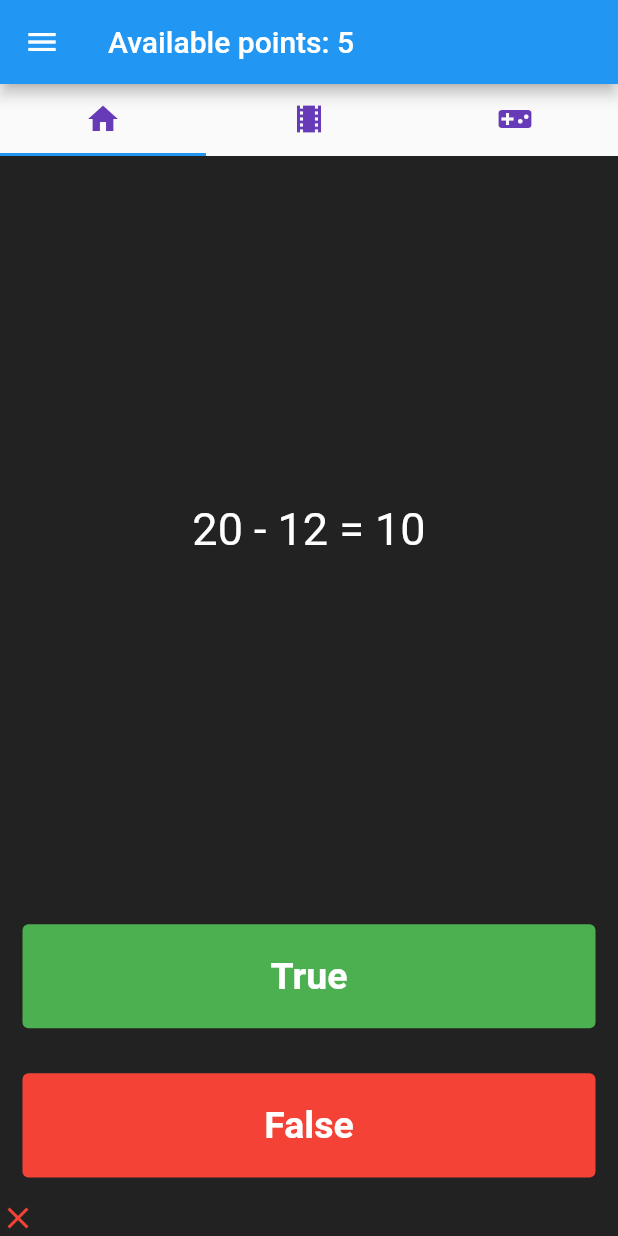
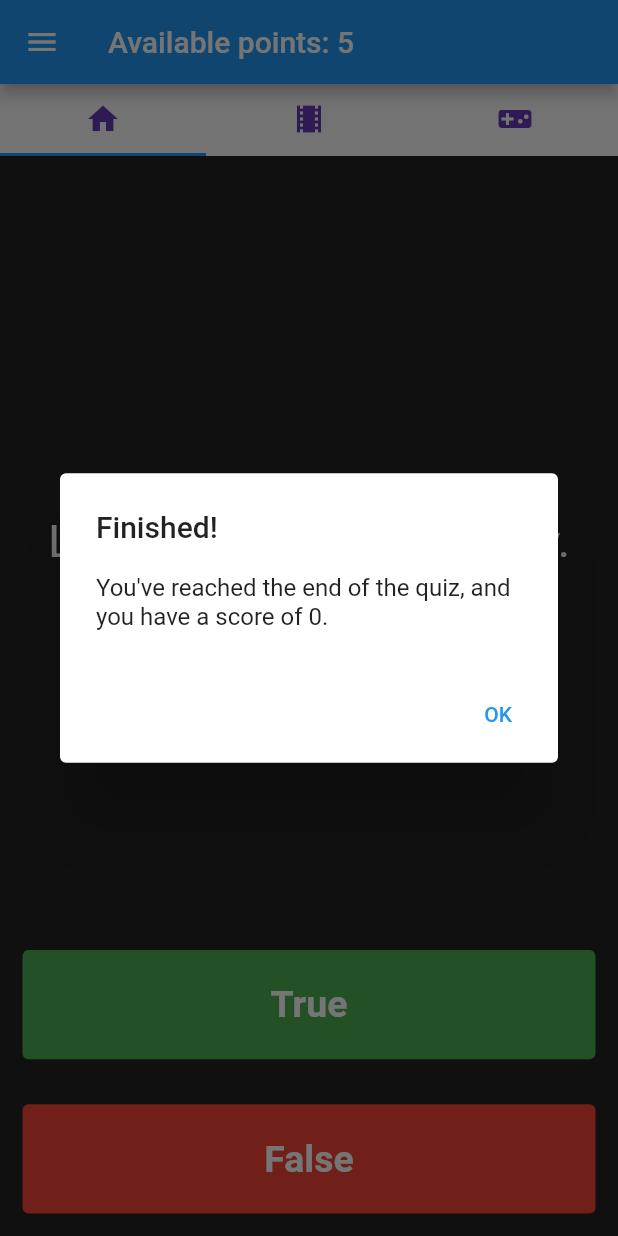
Before and after one commit to rishi-ravikumar/GUH-2023, a Flutter app: the screen it shows after launch, after a tap on "False", on a phone screen of 412 x 824 dp. Run offline on Flutter 3.47's test engine with Material 2 defaults, Android fonts, the light colour scheme and no system bars; our stand-ins replace rflutter_alert, youtube_player_flutter.

Commit message:
Prevent redoing of quizzes

```diff
--- a/guh2023/lib/globals.dart
+++ b/guh2023/lib/globals.dart
@@ -1 +1,2 @@
 int points = 5;
+List<bool> quiz_completion = [false, false, false];
--- a/guh2023/lib/homepage.dart
+++ b/guh2023/lib/homepage.dart
@@ -6,7 +6,7 @@ import 'globals.dart';
 import 'snakegame.dart';
 import 'youtubepage.dart';
 
-String titletxt = "Available points: " + points.toString();
+String title_txt = "Available points: " + points.toString();
 
 class HomePage extends StatelessWidget {
   @override
@@ -16,7 +16,7 @@ class HomePage extends StatelessWidget {
       child: Scaffold(
           drawer: Navbar(),
           appBar: AppBar(
-            title: Text(titletxt),
+            title: Text(title_txt),
           ),
           body: Column(
             children: [
@@ -60,24 +60,14 @@ class _QuizPageState extends State<QuizPage> {
   List<Icon> scoreKeeper = [];
   int score = 0;
 
-  void checkAnswer({required bool userPickedAnswer}) {
+  void checkAnswer({required bool userPickedAnswer}) async {
     bool correctAnswer = quizBrain.getQuestionAnswer();
 
+    if (quiz_completion[quizBrain.quiz_no - 1]) {
+      return;
+    }
+
     setState(() {
-      if (quizBrain.isFinished() == true) {
-        Alert(
-          context: context,
-          title: 'Finished!',
-          desc:
-              'You\'ve reached the end of the quiz, and you have a score of ${score}.',
-        ).show();
-        points += score;
-        titletxt = "Available points: " + points.toString();
-        quizBrain.reset();
-        scoreKeeper.clear();
-        Navigator.push(context,
-            MaterialPageRoute(builder: (BuildContext context) => HomePage()));
-      } else {
       if (correctAnswer == userPickedAnswer) {
         quizBrain.nextQuestion();
         score += 1;
@@ -87,14 +77,42 @@ class _QuizPageState extends State<QuizPage> {
         ));
       } else {
         quizBrain.nextQuestion();
-          score -= 1;
+        if (score >= 1) score -= 1;
         scoreKeeper.add(const Icon(
           Icons.close,
           color: Colors.red,
         ));
       }
+    });
+
+    if (quizBrain.isFinished()) {
+      int finalScore = score;
+      quizBrain.reset();
+      scoreKeeper.clear();
+      title_txt = "Available points: " + points.toString();
+
+      await showDialog(
+        context: context,
+        builder: (context) {
+          return AlertDialog(
+            title: Text('Finished!'),
+            content: Text(
+                'You\'ve reached the end of the quiz, and you have a score of $finalScore.'),
+            actions: <Widget>[
+              TextButton(
+                onPressed: () {
+                  Navigator.of(context).pop(); // Close the alert dialog
+                  Navigator.push(context,
+                      MaterialPageRoute(builder: (context) => HomePage()));
+                  quiz_completion[quizBrain.quiz_no - 1] = true;
+                },
+                child: Text('OK'),
+              ),
+            ],
+          );
+        },
+      );
     }
-    });
   }
 
   @override
--- a/guh2023/lib/quizbrain.dart
+++ b/guh2023/lib/quizbrain.dart
@@ -1,4 +1,5 @@
 import 'question.dart';
+import 'globals.dart';
 
 class QuizBrain {
   late int _questionNumber = 0;
@@ -31,6 +32,10 @@ class QuizBrain {
   }
 
   void nextQuestion() {
+    if (quiz_completion[quiz_no - 1]) {
+      ;
+    }
+
     if (_questionNumber < _questionBank[quiz_no - 1].length - 1) {
       _questionNumber++;
     }
@@ -39,10 +44,18 @@ class QuizBrain {
   // This methods is now acts as a getter and setter (Encapsulation in action).
 
   String getQuestionText() {
+    if (quiz_completion[quiz_no - 1]) {
+      return "You have already attempted this quiz.";
+    }
+
     return _questionBank[quiz_no - 1][_questionNumber].questionText;
   }
 
   bool getQuestionAnswer() {
+    if (quiz_completion[quiz_no - 1]) {
+      return true;
+    }
+
     return _questionBank[quiz_no - 1][_questionNumber].questionAnswer;
   }
 
```
Lines whose indentation alone changed are shown as unchanged.
